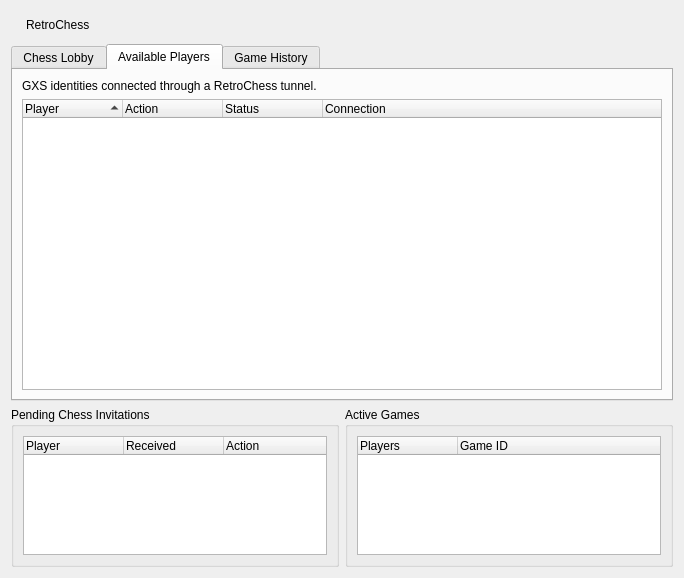
This is gui/NEMainpage.ui in RetroShare/RetroChess as Qt 5 draws it before an edit. The edited form follows.
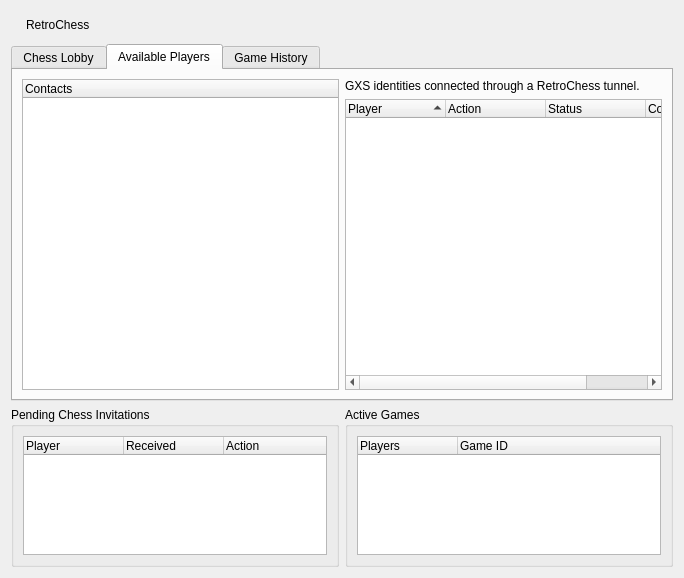
This is the edited form. The open tabs and pages were chosen to show the change. Icons and pictures are not drawn.

What changed in the file:
```diff
--- a/gui/NEMainpage.ui
+++ b/gui/NEMainpage.ui
@@ -207,15 +207,27 @@
       <attribute name="title">
        <string>Available Players</string>
       </attribute>
-      <layout class="QVBoxLayout" name="availablePlayersLayout">
-       <item>
+      <layout class="QGridLayout" name="gridLayout_2">
+       <item row="0" column="0" rowspan="2">
+        <widget class="QTreeWidget" name="contactstreeWidget">
+         <property name="selectionBehavior">
+          <enum>QAbstractItemView::SelectItems</enum>
+         </property>
+         <column>
+          <property name="text">
+           <string>Contacts</string>
+          </property>
+         </column>
+        </widget>
+       </item>
+       <item row="0" column="1">
         <widget class="QLabel" name="availablePlayersDescription">
          <property name="text">
           <string>GXS identities connected through a RetroChess tunnel.</string>
          </property>
         </widget>
        </item>
-       <item>
+       <item row="1" column="1">
         <widget class="QTreeWidget" name="availablePlayers">
          <property name="alternatingRowColors">
           <bool>true</bool>
```
